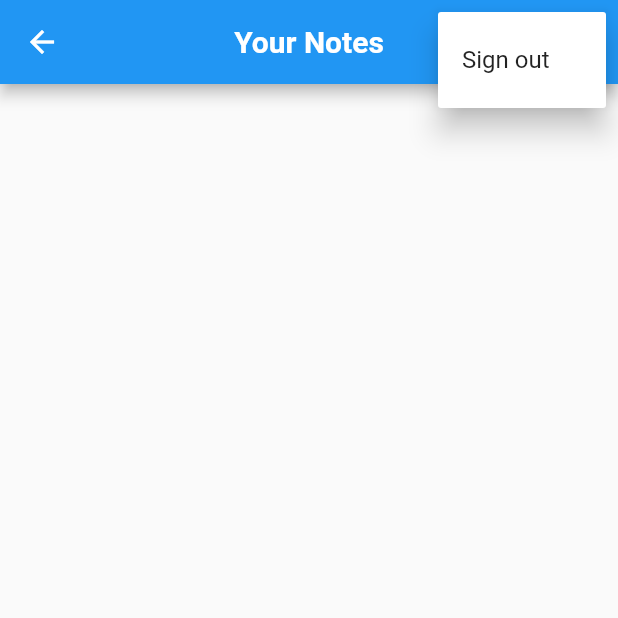
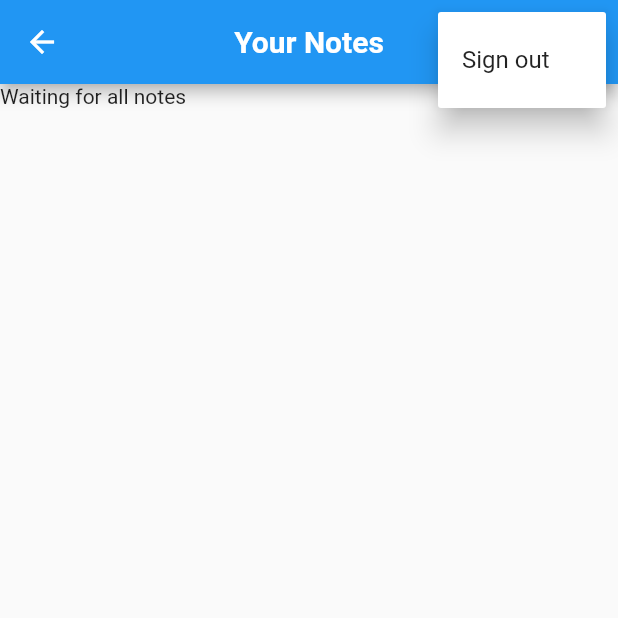
Before and after one commit to nzikak/notes-app, a Flutter app: the NotesView screen opened by its route, after a tap on the "more vert" icon, on a phone screen of 412 x 824 dp, the top half of it. Run offline on Flutter 3.47's test engine with Material 2 defaults, Android fonts, the phone set to English and light mode, and no system bars; our stand-ins replace firebase_auth, firebase_core, sqflite; accounts and stored records are empty; network calls fail.

Commit message:
Added FutureBuilder and StremBuilder to NotesView to interact with NoteService

```diff
--- a/lib/services/auth/auth_user.dart
+++ b/lib/services/auth/auth_user.dart
@@ -4,9 +4,15 @@ import 'package:flutter/foundation.dart';
 @immutable
 class AuthUser {
   final bool isEmailVerified;
+  final String? email;
 
-  const AuthUser({required this.isEmailVerified});
+  const AuthUser({
+    this.email,
+    required this.isEmailVerified,
+  });
 
-  factory AuthUser.fromFirebase(User user) =>
-      AuthUser(isEmailVerified: user.emailVerified);
+  factory AuthUser.fromFirebase(User user) => AuthUser(
+        email: user.email,
+        isEmailVerified: user.emailVerified,
+      );
 }
--- a/lib/services/local/notes_service.dart
+++ b/lib/services/local/notes_service.dart
@@ -33,6 +33,15 @@ class NoteService {
   List<Note> _notes = List.empty();
   final _notesStreamController = StreamController<List<Note>>.broadcast();
 
+
+  static final NoteService _shared = NoteService._sharedInstance();
+
+  NoteService._sharedInstance();
+
+  factory NoteService() => _shared;
+
+  Stream<List<Note>> get allNotes => _notesStreamController.stream;
+
   Future<UserEntity> getOrCreateUser({required String email}) async {
     try {
       final fetchedUser = await getUser(email: email);
@@ -42,6 +51,14 @@ class NoteService {
       return createdUser;
     } catch (e) {
       rethrow;
+    }
+  }
+
+  Future<void> _ensureDbIsOpened() async {
+    try {
+      await openDb();
+    } on DatabaseAlreadyOpenException {
+      //Do nothing
     }
   }
 
@@ -78,7 +95,7 @@ class NoteService {
     if (_db == null) {
       throw DatabaseNotOpenException();
     }
-    _db?.close();
+    await _db?.close();
     _db = null;
   }
 
@@ -99,6 +116,7 @@ class NoteService {
   }
 
   Future<UserEntity> createUser({required String email}) async {
+    await _ensureDbIsOpened();
     final db = _getDatabaseOrThrow();
 
     final result = await db.query(
@@ -119,6 +137,7 @@ class NoteService {
   }
 
   Future<UserEntity> getUser({required String email}) async {
+    await _ensureDbIsOpened();
     final db = _getDatabaseOrThrow();
 
     final result = await db.query(
@@ -136,6 +155,7 @@ class NoteService {
   }
 
   Future<Note> createNote({required UserEntity owner}) async {
+    await _ensureDbIsOpened();
     final db = _getDatabaseOrThrow();
 
     final user = await getUser(email: owner.email);
@@ -162,6 +182,7 @@ class NoteService {
   }
 
   Future<void> deleteNote({required int noteId}) async {
+    await _ensureDbIsOpened();
     final db = _getDatabaseOrThrow();
 
     final deletedNoteCount = await db
@@ -174,6 +195,7 @@ class NoteService {
   }
 
   Future<int> deleteAllNotes() async {
+    await _ensureDbIsOpened();
     final db = _getDatabaseOrThrow();
     final deletedNotesCount = await db.delete(notesTable);
 
@@ -183,6 +205,7 @@ class NoteService {
   }
 
   Future<Note> getNote({required int noteId}) async {
+    await _ensureDbIsOpened();
     final db = _getDatabaseOrThrow();
 
     final result = await db.query(
@@ -204,6 +227,7 @@ class NoteService {
   }
 
   Future<List<Note>> getAllNotes() async {
+    await _ensureDbIsOpened();
     final db = _getDatabaseOrThrow();
     final result = await db.query(notesTable);
 
@@ -216,6 +240,7 @@ class NoteService {
     required Note note,
     required String content,
   }) async {
+    await _ensureDbIsOpened();
     final db = _getDatabaseOrThrow();
 
     await getNote(noteId: note.id!);
--- a/lib/views/notes_view.dart
+++ b/lib/views/notes_view.dart
@@ -1,5 +1,7 @@
 import 'package:flutter/material.dart';
 import 'package:notes_app/constants/routes.dart';
+import 'package:notes_app/services/auth/auth_service.dart';
+import 'package:notes_app/services/local/notes_service.dart';
 import 'package:notes_app/utils/sign_out_user.dart';
 import '../enums/menu_action.dart';
 
@@ -11,6 +13,22 @@ class NotesView extends StatefulWidget {
 }
 
 class _NotesViewState extends State<NotesView> {
+  String get _userEmail => AuthService.firebase().currentUser!.email!;
+  late final NoteService _noteService;
+
+  @override
+  void initState() {
+    _noteService = NoteService();
+    _noteService.openDb();
+    super.initState();
+  }
+
+  @override
+  void dispose() {
+    _noteService.closeDb();
+    super.dispose();
+  }
+
   @override
   Widget build(BuildContext context) {
     return Scaffold(
@@ -40,7 +58,26 @@ class _NotesViewState extends State<NotesView> {
         ],
         centerTitle: true,
       ),
-      body: ListView(),
+      body: FutureBuilder(
+          future: _noteService.getOrCreateUser(email: _userEmail),
+          builder: (context, snapshot) {
+            switch (snapshot.connectionState) {
+              case ConnectionState.done:
+                return StreamBuilder(
+                  stream: _noteService.allNotes,
+                  builder: (context, snapshot) {
+                    switch (snapshot.connectionState) {
+                      case ConnectionState.waiting:
+                        return const Text("Waiting for all notes");
+                      default:
+                        return const CircularProgressIndicator();
+                    }
+                  },
+                );
+              default:
+                return const CircularProgressIndicator();
+            }
+          }),
     );
   }
 
```
